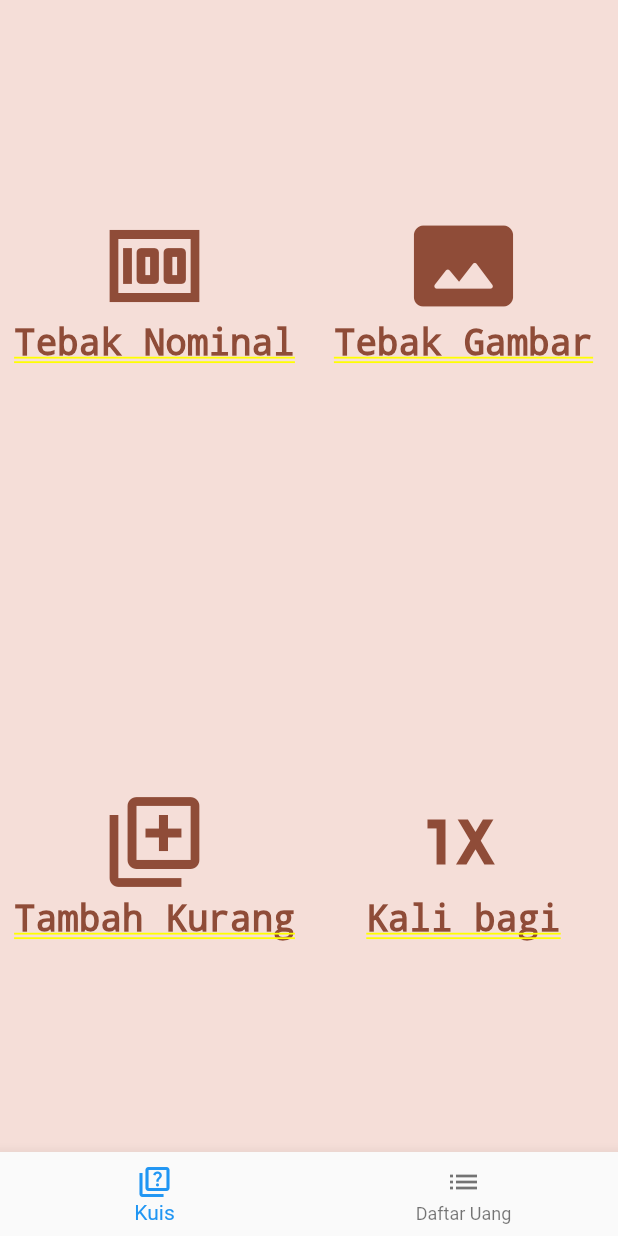
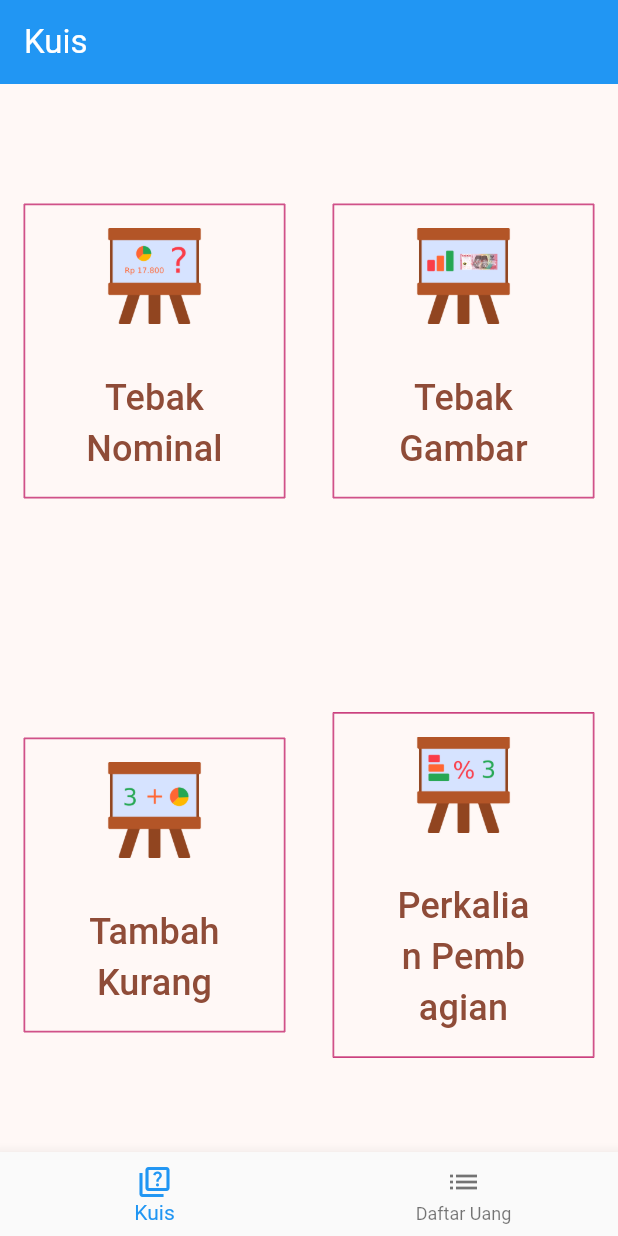
Before and after one commit to AivoxoviA/Game-Rupiah, a Flutter app: the screen it shows after launch, on a phone screen of 412 x 824 dp. Run offline on Flutter 3.47's test engine with Material 2 defaults, Android fonts, the phone set to English and light mode, and no system bars.

Commit message:
add button

```diff
--- a/lib/daftar_uang_page.dart
+++ b/lib/daftar_uang_page.dart
@@ -30,6 +30,7 @@ class _DaftarUangPageState extends State<DaftarUangPage> {
     return Scaffold(
       appBar: AppBar(
         title: Text('Daftar Uang'),
+        backgroundColor: Colors.blue,
       ),
       body: Padding(
         padding: const EdgeInsets.all(25),
--- a/lib/layar_utama/menu_utama.dart
+++ b/lib/layar_utama/menu_utama.dart
@@ -1,44 +1,81 @@
 import 'package:flutter/material.dart';
 
 class MenuUtama extends StatelessWidget {
-  Column _buildButtonColumn(Color color, IconData icon, String label) {
-    return Column(
+  OutlinedButton _buildButtonColumn(Color color, AssetImage img, String label) {
+    return OutlinedButton(
+      style: OutlinedButton.styleFrom(
+        side: BorderSide(width: 0.5, color: Color.fromARGB(255, 190, 19, 96)),
+        shape: BeveledRectangleBorder(),
+      ),
+      onPressed: () {},
+      child: Container(
+        margin: EdgeInsets.all(16.0),
+        child: Column(
           mainAxisSize: MainAxisSize.min,
           mainAxisAlignment: MainAxisAlignment.center,
           children: [
-        Icon(icon, color: color, size: 72),
+            //Icon(icon, color: color, size: 72),
+            Image(
+              image: img,
+              height: 64,
+            ),
             Container(
-          margin: const EdgeInsets.only(top: 1),
+              margin: const EdgeInsets.only(top: 32),
               child: Text(
                 label,
                 style: TextStyle(
                   fontSize: 24,
                   color: color,
                 ),
+                textAlign: TextAlign.center,
               ),
             ),
           ],
+        ),
+      ),
     );
   }
 
   @override
   Widget build(BuildContext context) {
     Color color = Theme.of(context).primaryColor;
-    return Column(
+    return Scaffold(
+      appBar: AppBar(
+        title: Text('Kuis'),
+        backgroundColor: Colors.blue,
+        foregroundColor: Colors.white,
+      ),
+      body: Column(
         mainAxisSize: MainAxisSize.max,
         children: [
           Expanded(
             child: Row(
               children: [
                 Expanded(
+                  flex: 1,
+                  child: Container(
+                    margin: EdgeInsets.all(16.0),
+                    child: Expanded(
                       child: _buildButtonColumn(
-                  color, Icons.money, 'Tebak Nominal'
+                        color, AssetImage(
+                          'assets/images/main_menu/main_menu_0.png'
+                        ), 'Tebak Nominal'
                       )
                     ),
+                  ),
+                ),
                 Expanded(
+                  flex: 1,
+                  child: Container(
+                    margin: EdgeInsets.all(16.0),
+                    child: Expanded(
                       child: _buildButtonColumn(
-                  color, Icons.photo_size_select_actual_rounded, 'Tebak Gambar'
+                        color, AssetImage(
+                          'assets/images/main_menu/main_menu_1.png'
+                        ), 'Tebak Gambar'
                       )
+                    ),
+                  ),
                 ),
               ],
             ),
@@ -47,19 +84,32 @@ class MenuUtama extends StatelessWidget {
             child: Row(
               children: [
                 Expanded(
+                  flex: 1,
+                  child: Container(
+                    margin: EdgeInsets.all(16.0),
                     child: _buildButtonColumn(
-                  color, Icons.my_library_add_outlined, 'Tambah Kurang'
+                      color, AssetImage(
+                        'assets/images/main_menu/main_menu_2.png'
+                      ), 'Tambah Kurang'
+                    ),
                   )
                 ),
                 Expanded(
+                  flex: 1,
+                  child: Container(
+                    margin: EdgeInsets.all(16.0),
                     child: _buildButtonColumn(
-                  color, Icons.one_x_mobiledata, 'Kali bagi'
+                      color, AssetImage(
+                        'assets/images/main_menu/main_menu_3.png'
+                      ), 'Perkalian Pembagian'
+                    ),
                   )
                 ),
               ],
             ),
           ),
         ],
+      ),
     );
   }
 }
--- a/pubspec.yaml
+++ b/pubspec.yaml
@@ -20,3 +20,4 @@ flutter:
     - assets/images/logo.png
     - assets/data/uang.json
     - assets/images/uang/
+    - assets/images/main_menu/
```
Also changed, not shown: assets/images/main_menu/main_menu_0.png (added), assets/images/main_menu/main_menu_1.png (added), assets/images/main_menu/main_menu_2.png (added), assets/images/main_menu/main_menu_3.png (added). Lines whose indentation alone changed are shown as unchanged.
